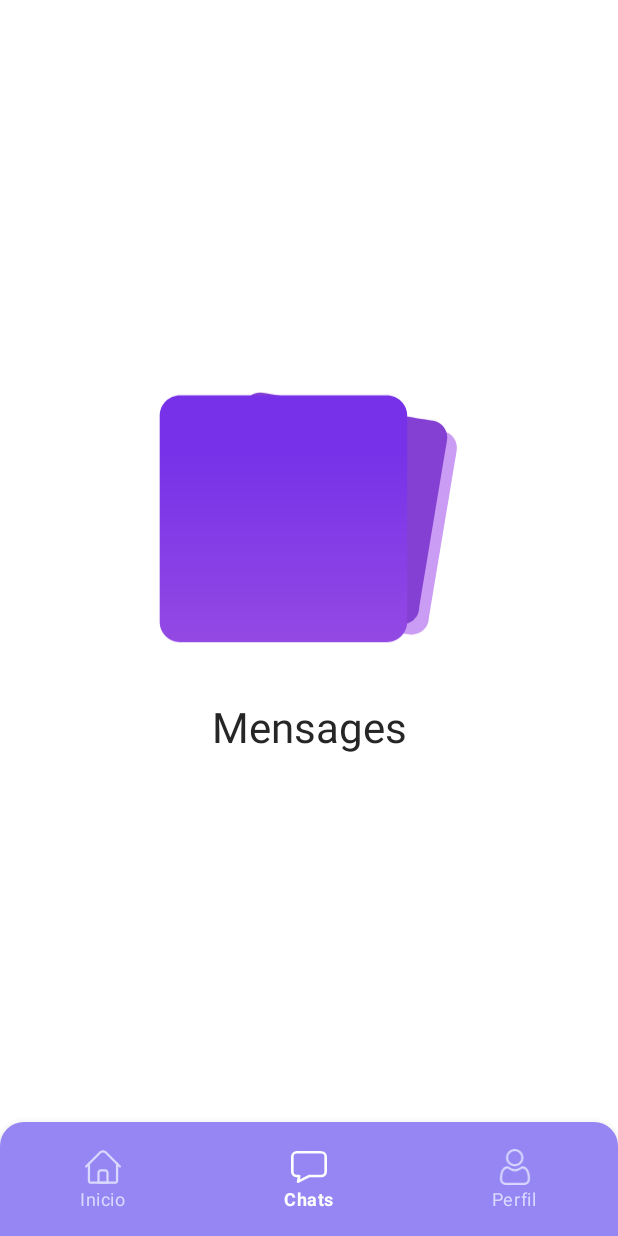
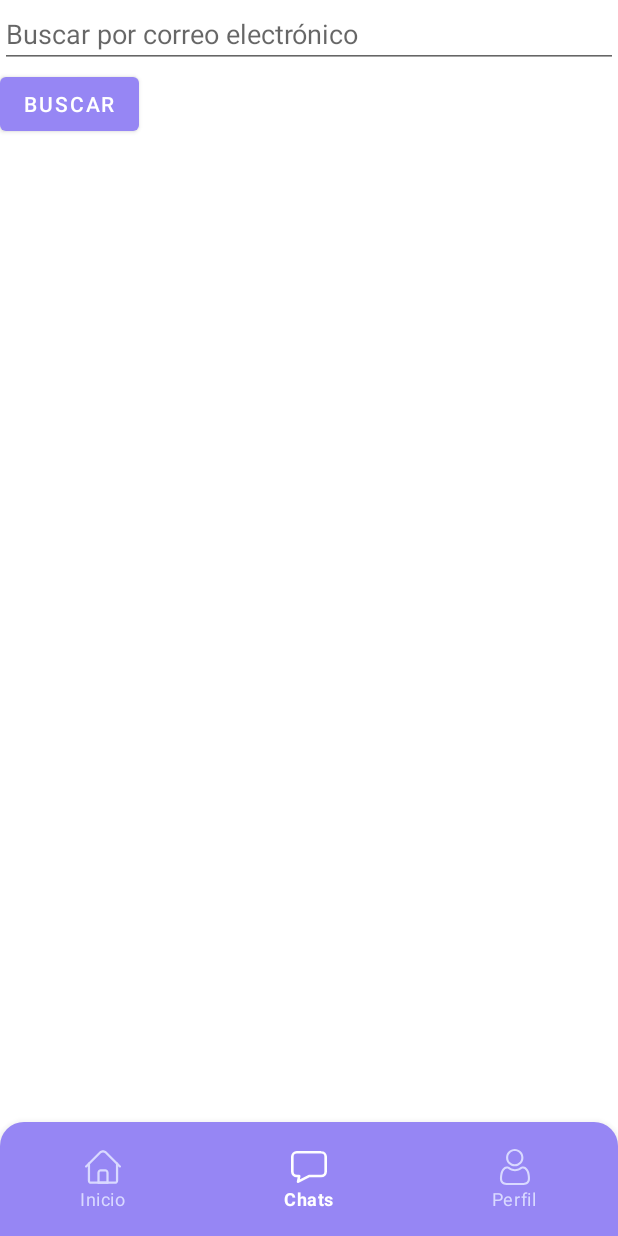
Before and after one commit to AdMu2838/ProyectoDAMI, an Android app: the ChatFragment screen opened through its navigation route, on a phone screen of 412 x 824 dp. Run offline under Robolectric (Android 15) with nearby library versions, the phone set to English and light mode, and no system bars; our stand-ins replace Firebase (no records; nobody signed in at launch, a user with empty details on screens opened directly), navigation-ui; 2 statements that could not run were skipped.

Commit message:
Implementando Chat

```diff
--- /dev/null
+++ b/app/src/main/java/com/example/proyecto/core/Chat.kt
@@ -0,0 +1,6 @@
+package com.example.proyecto.core
+
+data class Chat(
+    val chatId: String,
+    val user: User
+)
--- a/app/src/main/java/com/example/proyecto/fragments/ChatFragment.kt
+++ b/app/src/main/java/com/example/proyecto/fragments/ChatFragment.kt
@@ -4,22 +4,95 @@ import android.os.Bundle
 import android.view.LayoutInflater
 import android.view.View
 import android.view.ViewGroup
+import android.widget.Button
+import android.widget.EditText
 import android.widget.TextView
+import android.widget.Toast
 import androidx.fragment.app.Fragment
+import androidx.navigation.fragment.findNavController
+import androidx.recyclerview.widget.LinearLayoutManager
+import androidx.recyclerview.widget.RecyclerView
 import com.example.proyecto.R
+import com.example.proyecto.adapters.ChatAdapter
+import com.example.proyecto.core.Chat
+import com.example.proyecto.core.User
+import com.google.firebase.auth.FirebaseAuth
+import com.google.firebase.database.DataSnapshot
+import com.google.firebase.database.DatabaseError
+import com.google.firebase.database.DatabaseReference
+import com.google.firebase.database.FirebaseDatabase
+import com.google.firebase.database.ValueEventListener
+import com.google.firebase.firestore.FirebaseFirestore
 
 class ChatFragment : Fragment() {
-
+    private lateinit var chatAdapter: ChatAdapter
+    private lateinit var chatList: MutableList<Chat>
+    private lateinit var recyclerView: RecyclerView
+    private lateinit var searchEditText: EditText
+    private lateinit var searchButton: Button
+    private lateinit var databaseReference: DatabaseReference
     override fun onCreateView(
         inflater: LayoutInflater, container: ViewGroup?,
         savedInstanceState: Bundle?
     ): View? {
         val view = inflater.inflate(R.layout.fragment_chat, container, false)
 
-        val title: TextView = view.findViewById(R.id.descriptionTextView)
-        title.text = "Mensages"
+        recyclerView = view.findViewById(R.id.recyclerView)
+        searchEditText = view.findViewById(R.id.searchEditText)
+        searchButton = view.findViewById(R.id.searchButton)
+
+        chatList = mutableListOf()
+        chatAdapter = ChatAdapter(chatList)
+
+        recyclerView.apply {
+            layoutManager = LinearLayoutManager(requireContext())
+            adapter = chatAdapter
+        }
+        searchButton.setOnClickListener {
+            val email = searchEditText.text.toString().trim()
+            if (email.isNotEmpty()) {
+                searchUserByEmail(email)
+            }
+        }
+        databaseReference = FirebaseDatabase.getInstance().reference.child("chats")
 
         return view
     }
+    private fun searchUserByEmail(email: String) {
+        val usersCollection = FirebaseFirestore.getInstance().collection("users")
+
+        usersCollection.whereEqualTo("email", email).get()
+            .addOnSuccessListener { querySnapshot ->
+                if (!querySnapshot.isEmpty) {
+                    val userDocument = querySnapshot.documents[0]
+                    val user = userDocument.toObject(User::class.java)
+                    if (user != null) {
+                        val chatId = generateChatId(user.email) // Generar un identificador de chat único
+                        navigateToChat(chatId, user)
+                    }
+                } else {
+                    Toast.makeText(requireContext(), "Usuario no encontrado", Toast.LENGTH_SHORT).show()
+                }
+            }
+            .addOnFailureListener { exception ->
+                // Manejar errores de Firestore
+            }
+    }
+    private fun generateChatId(email: String): String {
+        // Implementa tu lógica para generar un identificador único para el chat
+        // Por ejemplo, puedes concatenar los correos electrónicos de los usuarios y aplicar un hash
+        // En este ejemplo, simplemente se concatenan los correos electrónicos sin hash
+        val currentUser = FirebaseAuth.getInstance().currentUser
+        val currentEmail = currentUser?.email
+        return if (currentEmail != null) {
+            "$currentEmail-$email"
+        } else {
+            ""
+        }
+    }
+
+    private fun navigateToChat(chatId: String, user: User) {
+
+    }
 
 }
--- a/app/src/main/res/layout/fragment_chat.xml
+++ b/app/src/main/res/layout/fragment_chat.xml
@@ -1,41 +1,25 @@
 <?xml version="1.0" encoding="utf-8"?>
-<androidx.constraintlayout.widget.ConstraintLayout xmlns:android="http://schemas.android.com/apk/res/android"
-    xmlns:app="http://schemas.android.com/apk/res-auto"
-    xmlns:tools="http://schemas.android.com/tools"
+<LinearLayout xmlns:android="http://schemas.android.com/apk/res/android"
     android:layout_width="match_parent"
     android:layout_height="match_parent"
-    tools:context=".fragments.ChatFragment">
+    android:orientation="vertical">
 
-    <LinearLayout
+    <EditText
+        android:id="@+id/searchEditText"
+        android:layout_width="match_parent"
+        android:layout_height="wrap_content"
+        android:hint="Buscar por correo electrónico" />
+
+    <Button
+        android:id="@+id/searchButton"
         android:layout_width="wrap_content"
         android:layout_height="wrap_content"
-        android:orientation="vertical"
-        android:gravity="center"
-        app:layout_constraintBottom_toBottomOf="parent"
-        app:layout_constraintEnd_toEndOf="parent"
-        app:layout_constraintStart_toStartOf="parent"
-        app:layout_constraintTop_toTopOf="parent"
-        tools:ignore="UseCompoundDrawables">
+        android:text="Buscar" />
 
-        <ImageView
-            android:id="@+id/imageView"
-            android:layout_width="200dp"
-            android:layout_height="200dp"
-            android:contentDescription="@string/all"
-            android:src="@drawable/ic_gradient_purple"
-            tools:ignore="ImageContrastCheck" />
+    <androidx.recyclerview.widget.RecyclerView
+        android:id="@+id/recyclerView"
+        android:layout_width="match_parent"
+        android:layout_height="0dp"
+        android:layout_weight="1" />
 
-        <TextView
-            android:id="@+id/descriptionTextView"
-            android:layout_width="match_parent"
-            android:layout_height="wrap_content"
-            android:layout_marginStart="8dp"
-            android:layout_marginEnd="8dp"
-            android:layout_marginTop="20dp"
-            android:textAlignment="center"
-            android:textColor="@color/black_800"
-            android:text="@string/description"
-            android:textSize="28sp" />
-    </LinearLayout>
-
-</androidx.constraintlayout.widget.ConstraintLayout>
+</LinearLayout>
--- a/app/src/main/res/values/strings.xml
+++ b/app/src/main/res/values/strings.xml
@@ -8,6 +8,7 @@
     <string name="email_hint">Correo electrónico</string>
     <string name="password_hint">Contraseña</string>
     <string name="login">Iniciar sesión</string>
+    <string name="user_image">Imagen de usuario</string>
     <string name="register">REGISTER</string>
     <string name="login_email_hint">Email</string>
     <string name="login_password_hint">Password</string>
```
Also changed, not shown: app/src/main/AndroidManifest.xml (+5 -2 lines), app/src/main/java/com/example/proyecto/services/ChatActivity.kt (added, +86 -0 lines), app/src/main/res/layout/activity_chat.xml (added, +33 -0 lines), app/src/main/res/layout/item_chat.xml (added, +39 -0 lines), app/src/main/res/values/colors.xml (+21 -0 lines).
